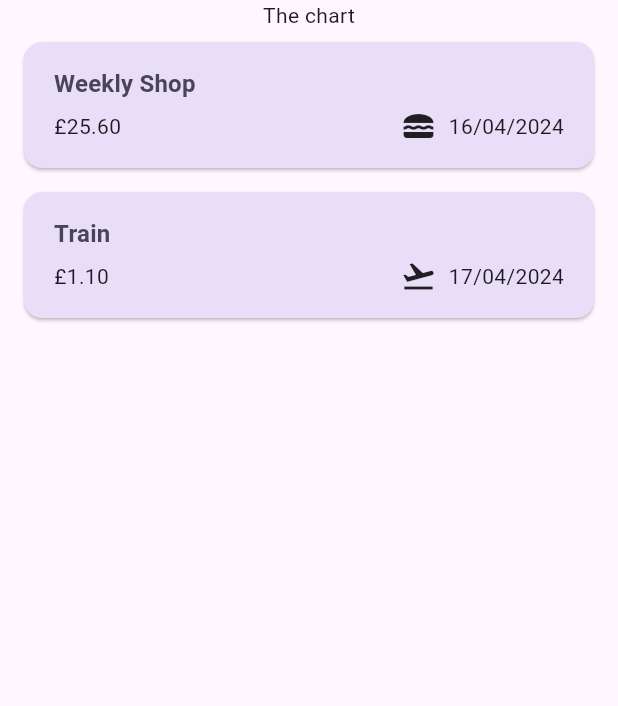
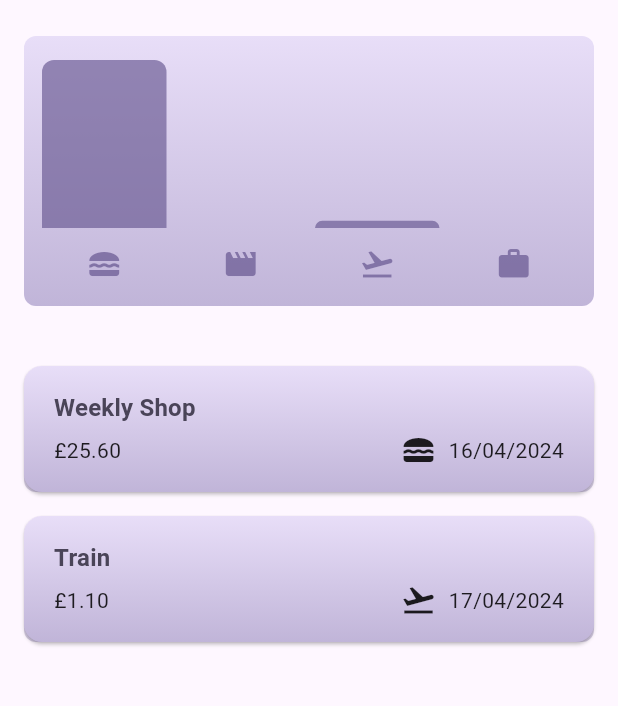
Before and after one commit to B0ilingT/expense-tracker-demo-app, a Flutter app: the screen it shows after launch, on a phone screen of 412 x 824 dp, the part 84-790 px from its top. Run offline on Flutter 3.47's test engine with Material 3 defaults, Android fonts, the phone set to English and light mode, and no system bars.

Commit message:
Added Chart

```diff
--- a/Flutter Projects/TestFinance/expense_tracker/lib/models/expense.dart
+++ b/Flutter Projects/TestFinance/expense_tracker/lib/models/expense.dart
@@ -6,7 +6,8 @@ import 'package:intl/intl.dart';
 final formatter = DateFormat('dd/MM/yyyy');
 
 const uuid = Uuid();
-enum Category {food, leisure, travel, work}
+
+enum Category { food, leisure, travel, work }
 
 const categoryIcons = {
   Category.food: Icons.lunch_dining,
@@ -17,11 +18,11 @@ const categoryIcons = {
 
 class Expense {
   Expense({
-      required this.strTitle,
-      required this.dAmount,
-      required this.date,
-      required this.enumCategory,
-    }) : strId = uuid.v4();
+    required this.strTitle,
+    required this.dAmount,
+    required this.date,
+    required this.enumCategory,
+  }) : strId = uuid.v4();
 
   final String strId;
   final String strTitle;
@@ -29,7 +30,31 @@ class Expense {
   final DateTime date;
   final Category enumCategory;
 
-  String get formattedDate{
+  String get formattedDate {
     return formatter.format(date);
   }
 }
+
+class ExpenseBucket {
+  const ExpenseBucket({
+    required this.category,
+    required this.expenses,
+  });
+
+  ExpenseBucket.forCategory(List<Expense> allExpenses, this.category)
+      : expenses = allExpenses
+            .where((expense) => expense.enumCategory == category)
+            .toList();
+
+  final Category category;
+  final List<Expense> expenses;
+
+  double get totalExpenses {
+    double intSum = 0;
+
+    for (final expense in expenses) {
+      intSum += expense.dAmount;
+    }
+    return intSum;
+  }
+}
--- /dev/null
+++ b/Flutter Projects/TestFinance/expense_tracker/lib/widgets/chart/chart.dart
@@ -0,0 +1,94 @@
+import 'package:flutter/material.dart';
+
+import 'package:expense_tracker/widgets/chart/chart_bar.dart';
+import 'package:expense_tracker/models/expense.dart';
+
+class Chart extends StatelessWidget {
+  const Chart({super.key, required this.expenses});
+
+  final List<Expense> expenses;
+
+  List<ExpenseBucket> get buckets {
+    return [
+      ExpenseBucket.forCategory(expenses, Category.food),
+      ExpenseBucket.forCategory(expenses, Category.leisure),
+      ExpenseBucket.forCategory(expenses, Category.travel),
+      ExpenseBucket.forCategory(expenses, Category.work),
+    ];
+  }
+
+  double get maxTotalExpense {
+    double maxTotalExpense = 0;
+
+    for (final bucket in buckets) {
+      if (bucket.totalExpenses > maxTotalExpense) {
+        maxTotalExpense = bucket.totalExpenses;
+      }
+    }
+
+    return maxTotalExpense;
+  }
+
+  @override
+  Widget build(BuildContext context) {
+    final isDarkMode =
+        MediaQuery.of(context).platformBrightness == Brightness.dark;
+    return Container(
+      width: double.infinity,
+      height: 180,
+      padding: const EdgeInsets.symmetric(
+        vertical: 16,
+        horizontal: 8,
+      ),
+      decoration: BoxDecoration(
+        borderRadius: BorderRadius.circular(8),
+        gradient: LinearGradient(
+          colors: [
+            Theme.of(context).colorScheme.primary.withOpacity(0.3),
+            Theme.of(context).colorScheme.primary.withOpacity(0.0)
+          ],
+          begin: Alignment.bottomCenter,
+          end: Alignment.topCenter,
+        ),
+      ),
+      child: Column(
+        children: [
+          Expanded(
+            child: Row(
+              crossAxisAlignment: CrossAxisAlignment.end,
+              children: [
+                for (final bucket in buckets) // alternative to map()
+                  ChartBar(
+                    fill: bucket.totalExpenses == 0
+                        ? 0
+                        : bucket.totalExpenses / maxTotalExpense,
+                  )
+              ],
+            ),
+          ),
+          const SizedBox(height: 12),
+          Row(
+            children: buckets
+                .map(
+                  (bucket) => Expanded(
+                    child: Padding(
+                      padding: const EdgeInsets.symmetric(horizontal: 4),
+                      child: Icon(
+                        categoryIcons[bucket.category],
+                        color: isDarkMode
+                            ? Theme.of(context).colorScheme.secondary
+                            : Theme.of(context)
+                                .colorScheme
+                                .primary
+                                .withOpacity(0.7),
+                      ),
+                    ),
+                  ),
+                )
+                .toList(),
+          )
+        ],
+      ),
+    );
+  }
+}
--- /dev/null
+++ b/Flutter Projects/TestFinance/expense_tracker/lib/widgets/chart/chart_bar.dart
@@ -0,0 +1,34 @@
+import 'package:flutter/material.dart';
+
+class ChartBar extends StatelessWidget {
+  const ChartBar({
+    super.key,
+    required this.fill,
+  });
+
+  final double fill;
+
+  @override
+  Widget build(BuildContext context) {
+    final isDarkMode =
+        MediaQuery.of(context).platformBrightness == Brightness.dark;
+    return Expanded(
+      child: Padding(
+        padding: const EdgeInsets.symmetric(horizontal: 4),
+        child: FractionallySizedBox(
+          heightFactor: fill,
+          child: DecoratedBox(
+            decoration: BoxDecoration(
+              shape: BoxShape.rectangle,
+              borderRadius:
+                  const BorderRadius.vertical(top: Radius.circular(8)),
+              color: isDarkMode
+                  ? Theme.of(context).colorScheme.secondary
+                  : Theme.of(context).colorScheme.primary.withOpacity(0.65),
+            ),
+          ),
+        ),
+      ),
+    );
+  }
+}
--- a/Flutter Projects/TestFinance/expense_tracker/lib/widgets/expenses.dart
+++ b/Flutter Projects/TestFinance/expense_tracker/lib/widgets/expenses.dart
@@ -1,3 +1,4 @@
+import 'package:expense_tracker/widgets/chart/chart.dart';
 import 'package:expense_tracker/widgets/new_expense.dart';
 import 'package:flutter/material.dart';
 import 'package:expense_tracker/models/expense.dart';
@@ -48,19 +49,16 @@ class _ExpensesState extends State<Expenses> {
       _registeredExpenses.remove(expense);
     });
     ScaffoldMessenger.of(context).clearSnackBars();
-    ScaffoldMessenger.of(context).showSnackBar(
-      SnackBar(
+    ScaffoldMessenger.of(context).showSnackBar(SnackBar(
         content: const Text("Expense Deleted"),
         duration: const Duration(seconds: 2),
-        action: SnackBarAction(label: 'Undo',
-          onPressed: () {
-            setState(() {
-              _registeredExpenses.insert(expenseIndex, expense);
-            });
-          }
-        )
-      )
-    );
+        action: SnackBarAction(
+            label: 'Undo',
+            onPressed: () {
+              setState(() {
+                _registeredExpenses.insert(expenseIndex, expense);
+              });
+            })));
   }
 
   @override
@@ -70,9 +68,7 @@ class _ExpensesState extends State<Expenses> {
 
     if (_registeredExpenses.isNotEmpty) {
       mainContent = ExpensesList(
-          listExpenses: _registeredExpenses,
-          onRemoveExpense: _removeExpense
-        );
+          listExpenses: _registeredExpenses, onRemoveExpense: _removeExpense);
     }
 
     return Scaffold(
@@ -91,7 +87,13 @@ class _ExpensesState extends State<Expenses> {
         ],
       ),
       body: Column(children: [
-        const Text("The chart"),
+        Container(
+            margin: const EdgeInsets.fromLTRB(16, 24, 16, 32),
+            decoration: BoxDecoration(
+              borderRadius: BorderRadius.circular(8),
+              color: Theme.of(context).cardTheme.color,
+            ),
+            child: Chart(expenses: _registeredExpenses)),
         Expanded(
           child: mainContent,
         ),
--- a/Flutter Projects/TestFinance/expense_tracker/lib/widgets/expenses_list/expense_item.dart
+++ b/Flutter Projects/TestFinance/expense_tracker/lib/widgets/expenses_list/expense_item.dart
@@ -9,6 +9,18 @@ class ExpenseItem extends StatelessWidget {
   @override
   Widget build(BuildContext context) {
     return  Card(
+      child: Container(
+        decoration: BoxDecoration(
+        borderRadius: BorderRadius.circular(8),
+        gradient: LinearGradient(
+          colors: [
+            Theme.of(context).colorScheme.primary.withOpacity(0.3),
+            Theme.of(context).colorScheme.primary.withOpacity(0.0)
+          ],
+          begin: Alignment.bottomCenter,
+          end: Alignment.topCenter,
+        ),
+      ),
         child: Padding(
             padding: const EdgeInsets.symmetric(
               horizontal: 20,
@@ -37,6 +49,7 @@ class ExpenseItem extends StatelessWidget {
                 )
               ],
             )),
+      ),
     );
   }
 }
```
Lines whose indentation alone changed are shown as unchanged.
